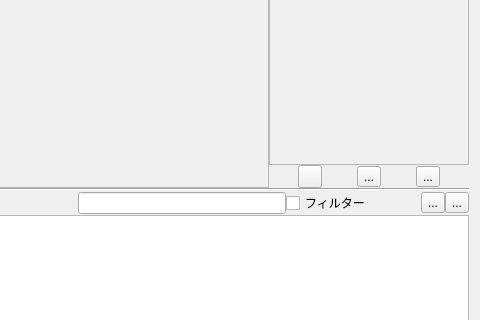
Above: mainwindow.ui from fr0077/magmeasure before the change; both pictures show x 800 to 1280 and y 315 to 635 of the 1280 by 720 pixel window. Below: the same form after it.
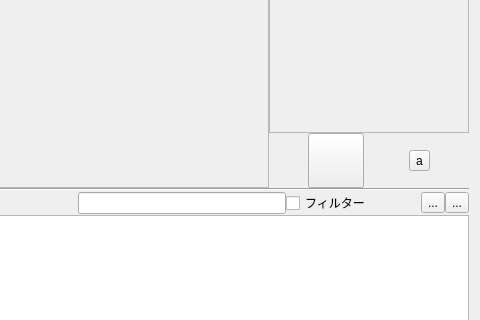
That is the form after the change. Icons and pictures are not drawn.

```diff
--- a/mainwindow.ui
+++ b/mainwindow.ui
@@ -194,22 +194,50 @@
              <layout class="QHBoxLayout" name="horizontalLayout_7">
               <item>
                <widget class="QToolButton" name="toolButton_6">
+                <property name="enabled">
+                 <bool>true</bool>
+                </property>
+                <property name="sizePolicy">
+                 <sizepolicy hsizetype="Fixed" vsizetype="Fixed">
+                  <horstretch>0</horstretch>
+                  <verstretch>0</verstretch>
+                 </sizepolicy>
+                </property>
+                <property name="minimumSize">
+                 <size>
+                  <width>0</width>
+                  <height>0</height>
+                 </size>
+                </property>
                 <property name="text">
                  <string/>
                 </property>
+                <property name="icon">
+                 <iconset resource="magmeasure-resources.qrc">
+                  <normaloff>:/icons/play-button.png</normaloff>:/icons/play-button.png</iconset>
+                </property>
+                <property name="iconSize">
+                 <size>
+                  <width>48</width>
+                  <height>48</height>
+                 </size>
+                </property>
                </widget>
               </item>
               <item>
                <widget class="QToolButton" name="toolButton_7">
                 <property name="text">
-                 <string>...</string>
+                 <string>a</string>
                 </property>
-               </widget>
-              </item>
-              <item>
-               <widget class="QToolButton" name="toolButton">
-                <property name="text">
-                 <string>...</string>
+                <property name="icon">
+                 <iconset resource="magmeasure-resources.qrc">
+                  <normaloff>:/icons/pause.png</normaloff>:/icons/pause.png</iconset>
+                </property>
+                <property name="iconSize">
+                 <size>
+                  <width>48</width>
+                  <height>48</height>
+                 </size>
                 </property>
                </widget>
               </item>
```
Left out of the diff: 22 changed lines with no effect on the pictures.
